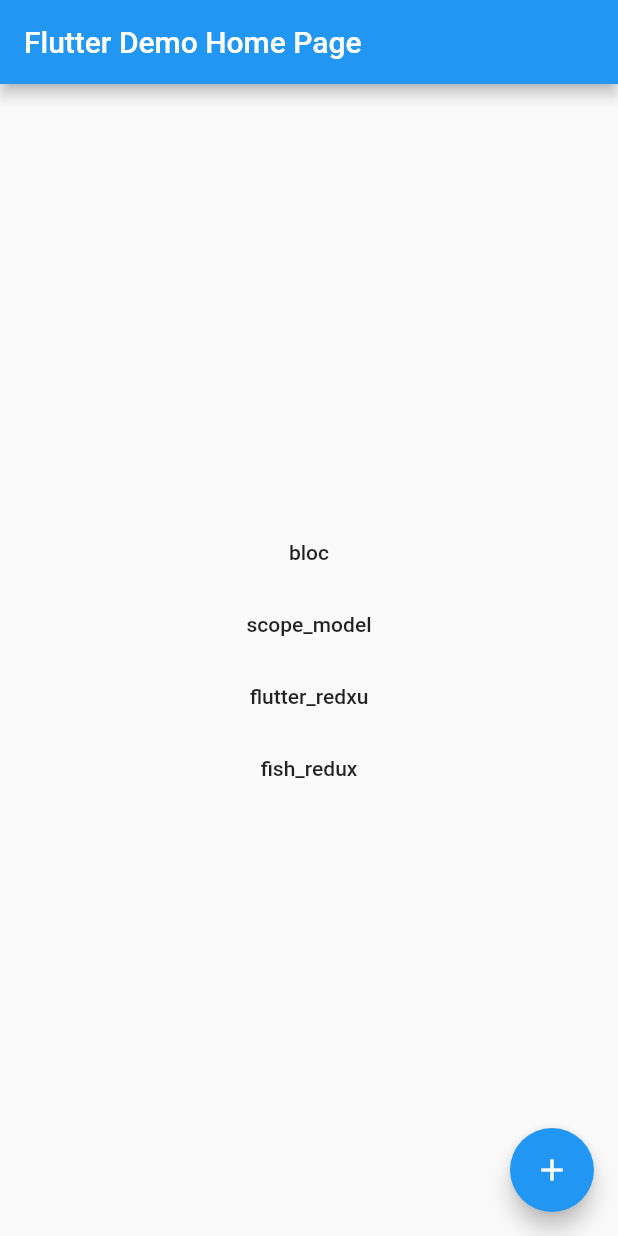
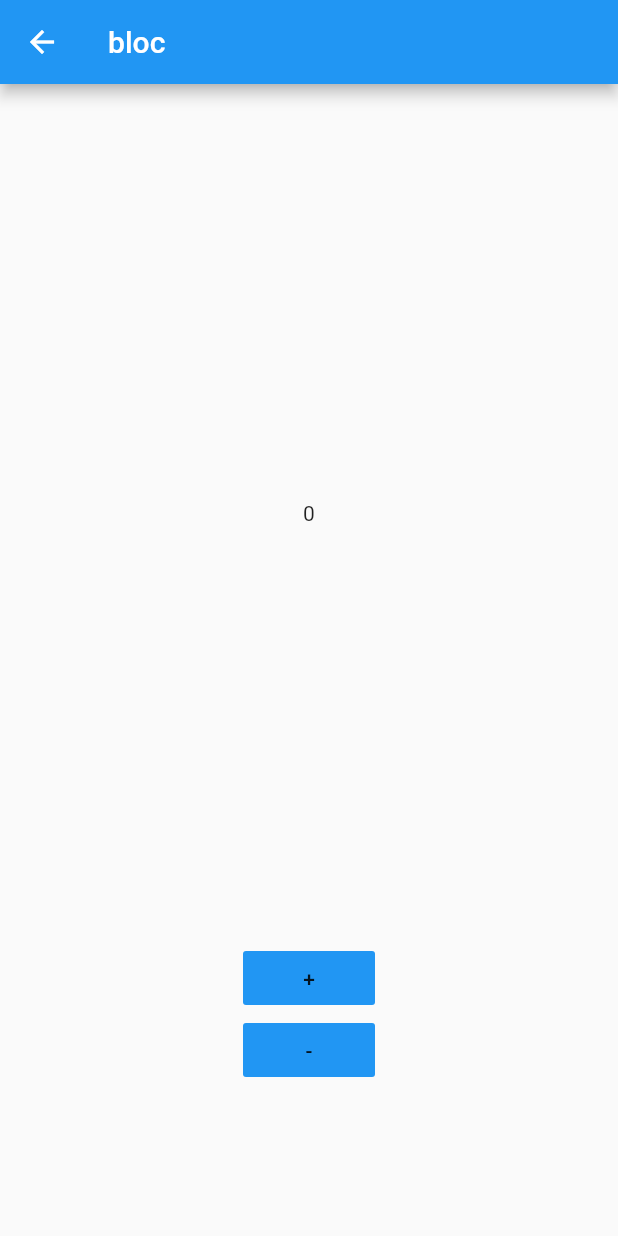
Before and after one commit to CarGuo/state_manager_demo, a Flutter app: the screen it shows after launch, after a tap on "bloc", on a phone screen of 412 x 824 dp. Run offline on Flutter 3.47's test engine with Material 2 defaults, Android fonts, the phone set to English and light mode, and no system bars.

Commit message:
add bloc page

```diff
--- /dev/null
+++ b/lib/bloc_page.dart
@@ -0,0 +1,85 @@
+import 'dart:async';
+
+import 'package:flutter/material.dart';
+
+class BlocPage extends StatefulWidget {
+  @override
+  _BlocPageState createState() => _BlocPageState();
+}
+
+class _BlocPageState extends State<BlocPage> {
+  final PageBloc _pageBloc = new PageBloc();
+
+  @override
+  void dispose() {
+    _pageBloc.dispose();
+    super.dispose();
+  }
+
+  @override
+  Widget build(BuildContext context) {
+    return Scaffold(
+      appBar: AppBar(
+        title: new Text("bloc"),
+      ),
+      body: Container(
+        child: new StreamBuilder(
+            initialData: 0,
+            stream: _pageBloc.stream,
+            builder: (context, snapShot) {
+              return new Column(
+                children: <Widget>[
+                  new Expanded(
+                      child: new Center(
+                          child: new Text(snapShot.data.toString()))),
+                  new Center(
+                    child: new FlatButton(
+                        onPressed: () {
+                          _pageBloc.add();
+                        },
+                        color: Colors.blue,
+                        child: new Text("+")),
+                  ),
+                  new Center(
+                    child: new FlatButton(
+                        onPressed: () {
+                          _pageBloc.dec();
+                        },
+                        color: Colors.blue,
+                        child: new Text("-")),
+                  ),
+                  new SizedBox(
+                    height: 100,
+                  )
+                ],
+              );
+            }),
+      ),
+    );
+  }
+}
+
+class PageBloc {
+  int _count = 0;
+
+  ///language
+  StreamController<int> _countController = StreamController<int>();
+
+  StreamSink<int> get _countSink => _countController.sink;
+
+  Stream<int> get stream => _countController.stream;
+
+  void dispose() {
+    _countController.close();
+  }
+
+  void add() {
+    _count++;
+    _countSink.add(_count);
+  }
+
+  void dec() {
+    _count--;
+    _countSink.add(_count);
+  }
+}
--- a/lib/main.dart
+++ b/lib/main.dart
@@ -1,4 +1,5 @@
 import 'package:flutter/material.dart';
+import 'package:state_manager_demo/bloc_page.dart';
 
 void main() => runApp(MyApp());
 
@@ -7,7 +8,7 @@ class MyApp extends StatelessWidget {
   @override
   Widget build(BuildContext context) {
     return MaterialApp(
-      title: 'Flutter Demo',
+      title: 'Flutter State Manager',
       theme: ThemeData(
         // This is the theme of your application.
         //
@@ -20,7 +21,12 @@ class MyApp extends StatelessWidget {
         // is not restarted.
         primarySwatch: Colors.blue,
       ),
-      home: MyHomePage(title: 'Flutter Demo Home Page'),
+      home: MyHomePage(title: 'Flutter State Manager'),
+      routes: {
+        "bloc": (context) {
+          return BlocPage();
+        }
+      },
     );
   }
 }
@@ -91,8 +97,12 @@ class _MyHomePageState extends State<MyHomePage> {
           // horizontal).
           mainAxisAlignment: MainAxisAlignment.center,
           children: <Widget>[
-            new FlatButton(onPressed: () {}, child: new Text("bloc")),
-            new FlatButton(onPressed: () {}, child: new Text("scope_model")),
+            new FlatButton(
+                onPressed: () {
+                  Navigator.of(context).pushNamed("bloc");
+                },
+                child: new Text("bloc")),
+            new FlatButton(onPressed: () {}, child: new Text("scoped_model")),
             new FlatButton(onPressed: () {}, child: new Text("flutter_redxu")),
             new FlatButton(onPressed: () {}, child: new Text("fish_redux")),
           ],
```
Also changed, not shown: lib/fish_page.dart (added), lib/redux_page.dart (added), lib/scoped_page.dart (added).
